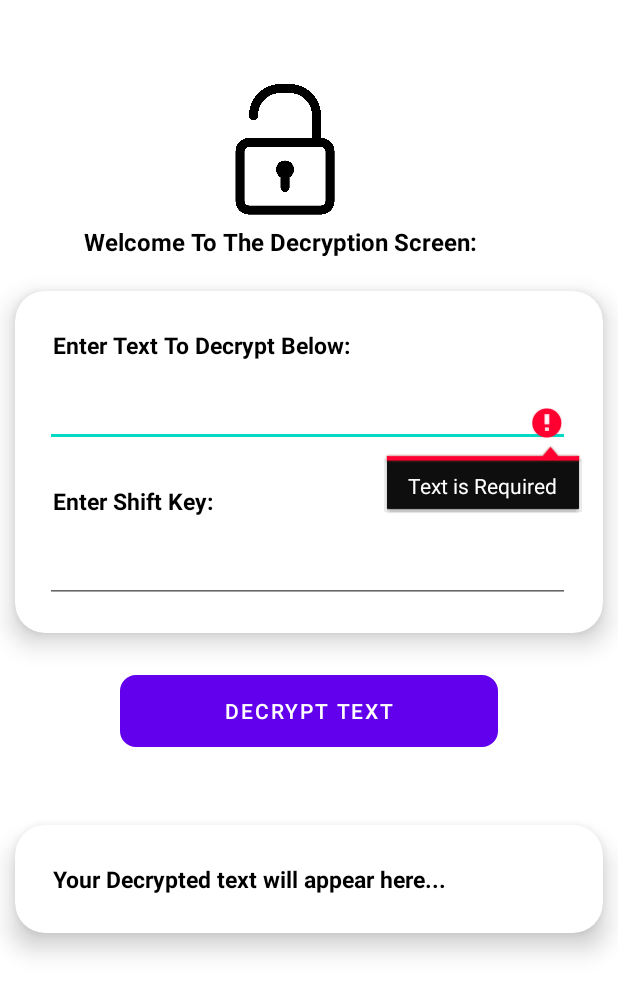
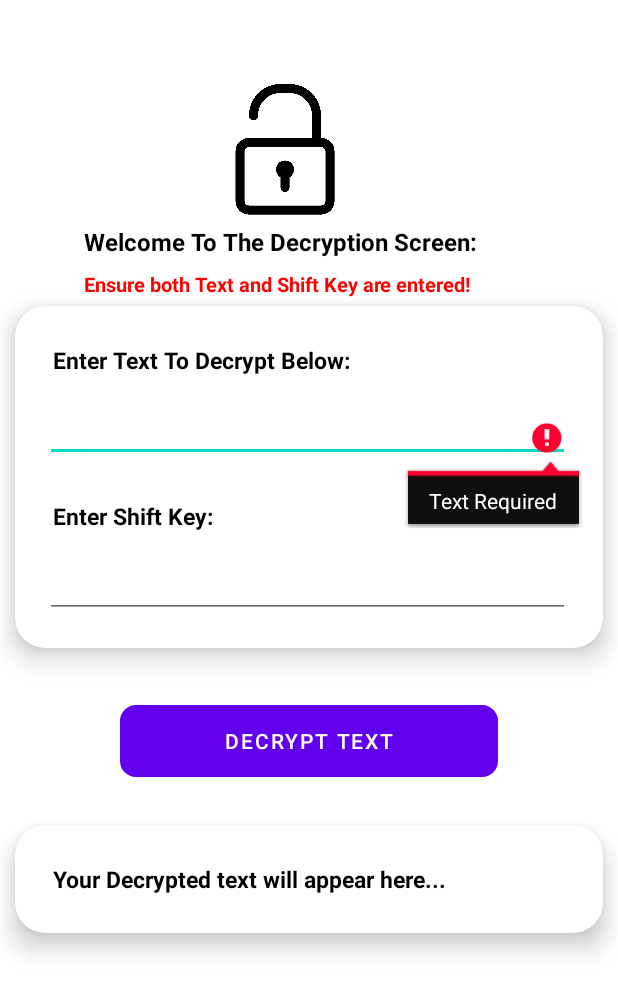
Before and after one commit to Princeyyyy/Ceasar-Cypher-Application, an Android app: the DecryptionActivity screen opened directly, with no data from a screen before it, after a tap on "DECRYPT TEXT", on a phone screen of 412 x 824 dp. Shown: the top 994 px of the screen. Run offline under Robolectric (Android 15) with nearby library versions, the phone set to English and light mode, and no system bars; our stand-ins replace ButterKnife.

Commit message:
finished validation and added some new text

```diff
--- a/app/src/main/java/com/example/ceaser_cypher/DecryptionActivity.java
+++ b/app/src/main/java/com/example/ceaser_cypher/DecryptionActivity.java
@@ -32,11 +32,17 @@ public class DecryptionActivity extends AppCompatActivity {
         decryptionbutton.setOnClickListener(new View.OnClickListener() {
             @Override
             public void onClick(View v) {
+                EditText shiftKey2 = findViewById(R.id.shiftkey2);
                 Editable y = decryptionText.getText();
                 String z = y.toString();
+                Editable d = shiftKey2.getText();
+                String e = d.toString();
                 if (TextUtils.isEmpty(z)) {
-                    decryptionText.setError("Text is Required");
+                    decryptionText.setError("Text Required");
                     return;
+                }
+                if (TextUtils.isEmpty(e)) {
+                    shiftKey2.setError("Shift Key Required");
                 } else {
                     decrypted.setText(DecrytionCc(y));
                 }
@@ -44,18 +50,20 @@ public class DecryptionActivity extends AppCompatActivity {
         });
     }
 
-    int key = 5;
 
     String DecrytionCc(Editable cipher) {
+        EditText shiftKey2 = findViewById(R.id.shiftkey2);
+        String value2 = shiftKey2.getText().toString();
+        int finalValue2 = Integer.parseInt(value2);
         String temp = "";
         for (int i = 0; i < cipher.length(); i++) {
 
             if (cipher.charAt(i) == ' ') {
                 temp += ' ';
-            } else if (cipher.charAt(i) - key < 'a') {
-                temp += ((char) (cipher.charAt(i) - (key - 26)));
+            } else if (cipher.charAt(i) - finalValue2 < 'a') {
+                temp += ((char) (cipher.charAt(i) - (finalValue2 - 26)));
             } else
-                temp += ((char) (cipher.charAt(i) - key));
+                temp += ((char) (cipher.charAt(i) - finalValue2));
         }
         return temp;
 
--- a/app/src/main/res/layout/activity_decryption.xml
+++ b/app/src/main/res/layout/activity_decryption.xml
@@ -26,6 +26,19 @@
         android:textSize="16sp"
         android:textStyle="bold" />
 
+    <TextView
+        android:id="@+id/text"
+        android:layout_width="wrap_content"
+        android:layout_height="wrap_content"
+        android:layout_marginLeft="55dp"
+        android:layout_marginTop="180dp"
+        android:layout_marginBottom="10dp"
+        android:textAlignment="center"
+        android:text="Ensure both Text and Shift Key are entered! "
+        android:textColor="@color/red"
+        android:textSize="13sp"
+        android:textStyle="bold" />
+
     <androidx.cardview.widget.CardView
         android:layout_width="match_parent"
         android:layout_height="wrap_content"
@@ -33,7 +46,7 @@
         android:layout_marginStart="10dp"
         android:layout_marginTop="10dp"
         android:layout_marginEnd="10dp"
-        android:layout_marginBottom="-250dp"
+        android:layout_marginBottom="-260dp"
         android:elevation="10dp"
         app:cardCornerRadius="20dp"
         app:cardElevation="10dp">
@@ -106,7 +119,7 @@
         android:layout_width="match_parent"
         android:layout_height="wrap_content"
         android:layout_marginLeft="80dp"
-        android:layout_marginTop="450dp"
+        android:layout_marginTop="470dp"
         android:layout_marginRight="80dp"
         android:background="@drawable/inputs"
         android:text="Decrypt Text" />
--- a/app/src/main/res/values/colors.xml
+++ b/app/src/main/res/values/colors.xml
@@ -7,4 +7,5 @@
     <color name="teal_700">#FF018786</color>
     <color name="black">#FF000000</color>
     <color name="white">#FFFFFFFF</color>
+    <color name="red">#FF0000</color>
 </resources>
```
Also changed, not shown: app/src/main/java/com/example/ceaser_cypher/EncryptionActivity.java (+14 -11 lines), app/src/main/res/layout/activity_encryption.xml (+15 -2 lines).
